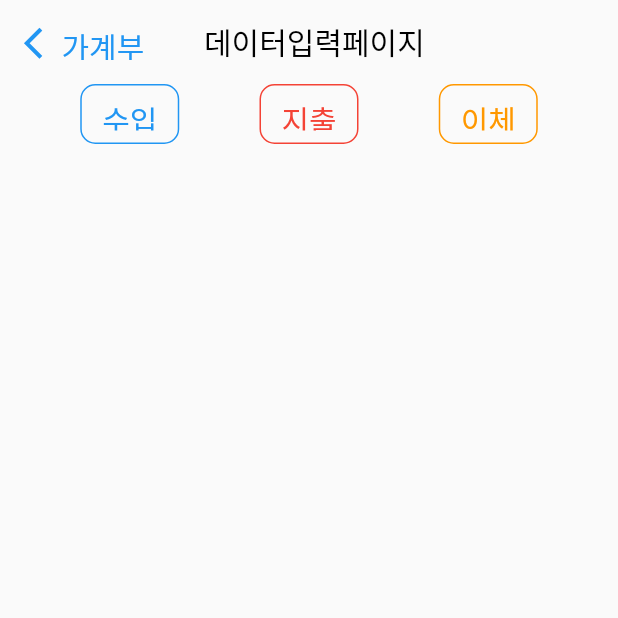
After one commit to Jang-seungminn/flutter_account_book, a Flutter app: the screen it shows after launch, item 2 of the bottom bar chosen, after a tap on the "add circle" icon, on a phone screen of 412 x 824 dp, the top half of it. The commit adds this screen. Run offline on Flutter 3.47's test engine with Material 2 defaults, Android fonts, the light colour scheme and no system bars.

Commit message:
- add case 추가 버튼 - case 추가버튼 클릭 시 navi push - case 입력 page 작업 중

```diff
--- /dev/null
+++ b/lib/ui/components/add_case_text_button_component.dart
@@ -0,0 +1,34 @@
+import 'package:flutter/material.dart';
+
+class AddCaseTextButton extends StatelessWidget {
+  AddCaseTextButton(
+      {super.key, required this.content, required this.textColor});
+  Color textColor;
+  String content;
+
+  @override
+  Widget build(BuildContext context) {
+    Color textColorWithOpacity = textColor.withOpacity(0.2);
+
+    return Container(
+      height: 40,
+      margin: EdgeInsets.zero,
+      padding: EdgeInsets.zero,
+      decoration: BoxDecoration(
+        borderRadius: BorderRadius.circular(10),
+        border: Border.all(width: 1, color: textColor),
+      ),
+      child: TextButton(
+        onPressed: () {},
+        style: ButtonStyle(
+          overlayColor:
+              MaterialStateColor.resolveWith((states) => textColorWithOpacity),
+        ),
+        child: Text(
+          content,
+          style: TextStyle(fontSize: 20, color: textColor),
+        ),
+      ),
+    );
+  }
+}
--- /dev/null
+++ b/lib/ui/pages/add_case_page.dart
@@ -0,0 +1,45 @@
+import 'package:flutter/material.dart';
+import 'package:my_account_book/ui/widgets/add_case_widget.dart';
+
+class AddCasePage extends StatelessWidget {
+  const AddCasePage({super.key});
+
+  @override
+  Widget build(BuildContext context) {
+    return Scaffold(
+      appBar: AppBar(
+        elevation: 0,
+        backgroundColor: Colors.transparent,
+        leadingWidth: 120,
+        leading: Padding(
+          padding: const EdgeInsets.all(8.0),
+          child: TextButton(
+            onPressed: () {
+              Navigator.pop(context);
+            },
+            child: Row(
+              mainAxisAlignment: MainAxisAlignment.start,
+              crossAxisAlignment: CrossAxisAlignment.center,
+              children: const [
+                Icon(
+                  Icons.arrow_back_ios,
+                  size: 25,
+                ),
+                Text(
+                  '가계부',
+                  style: TextStyle(fontSize: 20),
+                ),
+              ],
+            ),
+
+            //replace with our own icon data.
+          ),
+        ),
+        centerTitle: true,
+        title: const Text('데이터입력페이지'),
+        foregroundColor: Colors.black,
+      ),
+      body: const AddCaseWidget(),
+    );
+  }
+}
--- a/lib/ui/pages/main_page.dart
+++ b/lib/ui/pages/main_page.dart
@@ -1,5 +1,6 @@
 import 'package:flutter/material.dart';
 import 'package:my_account_book/ui/components/month_selector_component.dart';
+import 'package:my_account_book/ui/pages/add_case_page.dart';
 import 'package:my_account_book/ui/widgets/daily_widget.dart';
 
 class MainPage extends StatefulWidget {
@@ -39,7 +40,8 @@ class _MainPageState extends State<MainPage> with TickerProviderStateMixin {
 
   @override
   Widget build(BuildContext context) {
-    return SafeArea(
+    return Scaffold(
+      body: SafeArea(
         child: Column(
           children: [
             monthSelector,
@@ -78,6 +80,19 @@ class _MainPageState extends State<MainPage> with TickerProviderStateMixin {
             )
           ],
         ),
+      ),
+      floatingActionButton: IconButton(
+        iconSize: 40,
+        onPressed: () {
+          Navigator.push(
+            context,
+            MaterialPageRoute(builder: (context) => const AddCasePage()),
+          );
+        },
+        icon: const Icon(
+          Icons.add_circle,
+        ),
+      ),
     );
   }
 }
--- /dev/null
+++ b/lib/ui/widgets/add_case_widget.dart
@@ -0,0 +1,34 @@
+import 'package:flutter/material.dart';
+import 'package:my_account_book/ui/components/add_case_text_button_component.dart';
+
+enum SeletedCaseType { INCOME, EXPENSES, TRANSFER }
+
+class AddCaseWidget extends StatelessWidget {
+  const AddCaseWidget({super.key});
+
+  @override
+  Widget build(BuildContext context) {
+    return Column(
+      mainAxisAlignment: MainAxisAlignment.start,
+      children: [
+        Row(
+          mainAxisAlignment: MainAxisAlignment.spaceEvenly,
+          children: [
+            AddCaseTextButton(
+              textColor: Colors.blue,
+              content: '수입',
+            ),
+            AddCaseTextButton(
+              textColor: Colors.red,
+              content: '지출',
+            ),
+            AddCaseTextButton(
+              textColor: Colors.orange,
+              content: '이체',
+            ),
+          ],
+        )
+      ],
+    );
+  }
+}
```
Lines whose indentation alone changed are shown as unchanged.
